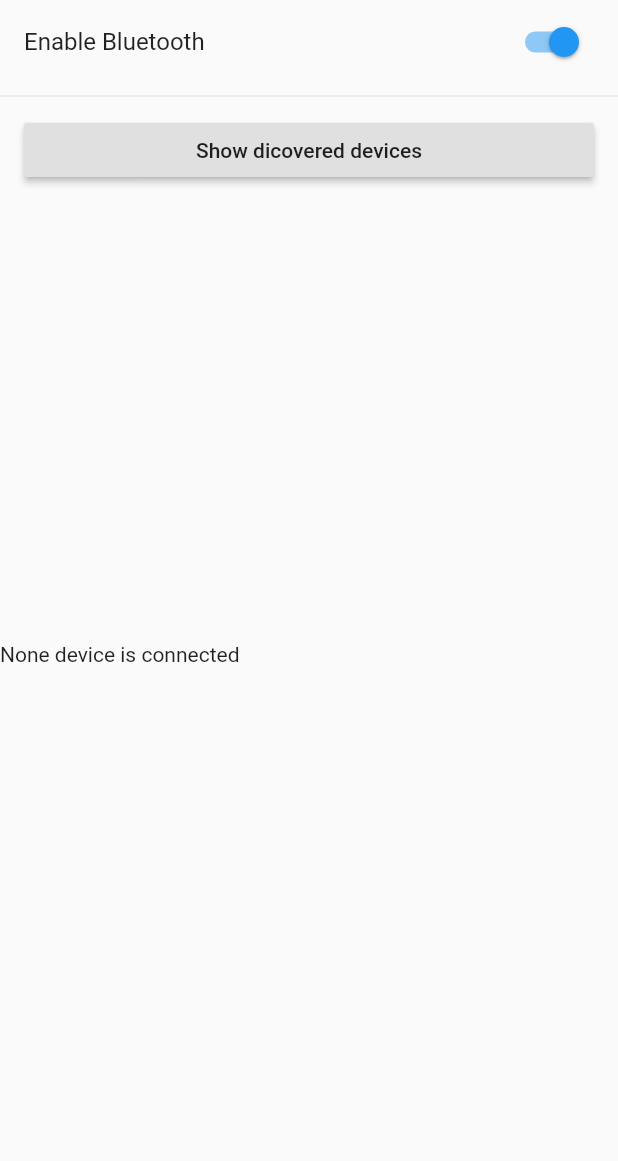
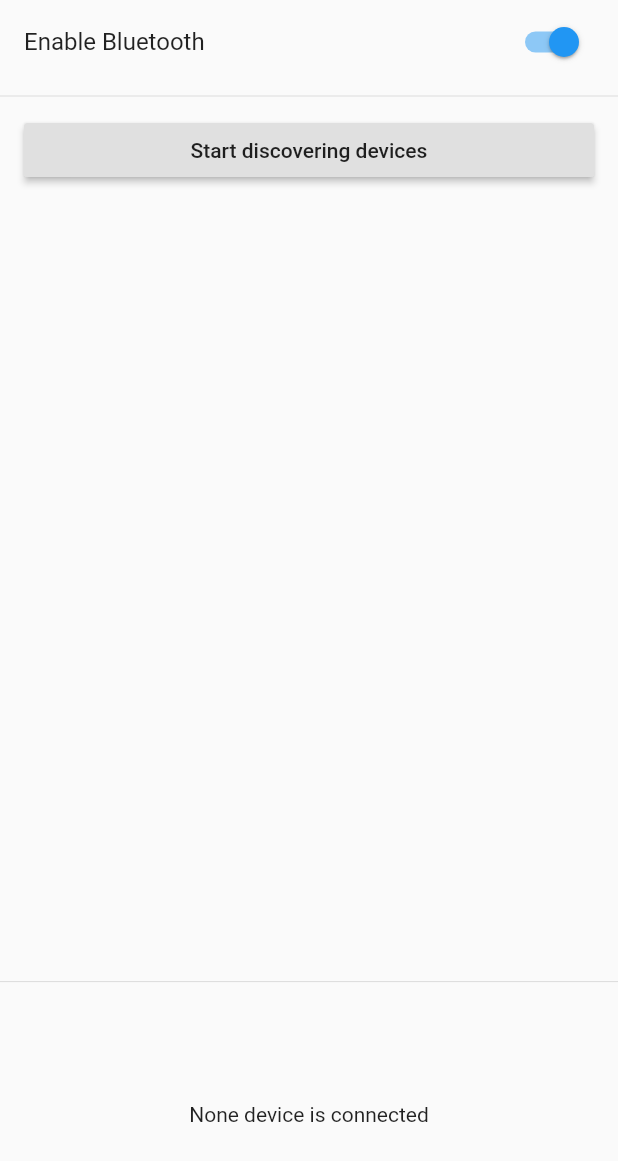
Before and after one commit to koralowiec/app-for-arduino-vehicle, a Flutter app: the screen it shows after launch, on a phone screen of 412 x 824 dp. Shown: the top 1161 px of the screen. Run offline on Flutter 3.47's test engine with Material 2 defaults, Android fonts, the phone set to English and light mode, and no system bars; our stand-ins replace bloc, equatable, flutter_bloc, flutter_bluetooth_serial.

Commit message:
Some UI changes in main screen, also some logic added in bloc

```diff
--- a/lib/bloc/connected_device_bloc.dart
+++ b/lib/bloc/connected_device_bloc.dart
@@ -27,6 +27,9 @@ class ConnectedDeviceBloc
         bluetoothConnection: bluetoothConnection,
         device: event.device,
       );
+    } else if (event is DisconnectWithDevice) {
+      event.connection.finish();
+      yield Disconnected();
     }
   }
 }
--- a/lib/bloc/connected_device_event.dart
+++ b/lib/bloc/connected_device_event.dart
@@ -12,3 +12,9 @@ class ConnectToDevice extends ConnectedDeviceEvent {
 
   ConnectToDevice({@required this.device}) : super([device]);
 }
+
+class DisconnectWithDevice extends ConnectedDeviceEvent {
+  final BluetoothConnection connection;
+
+  DisconnectWithDevice({this.connection}) : super([connection]);
+}
--- a/lib/bloc/connected_device_state.dart
+++ b/lib/bloc/connected_device_state.dart
@@ -21,3 +21,5 @@ class ConnectedToDevice extends ConnectedDeviceState {
 }
 
 class ErrorDuringConnecting extends ConnectedDeviceState {}
+
+class Disconnected extends ConnectedDeviceState {}
--- a/lib/constants/text.dart
+++ b/lib/constants/text.dart
@@ -1,2 +1,2 @@
-const showDiscovered = 'Show dicovered devices';
+const showDiscovered = 'Start discovering devices';
 const hideDiscovered = 'Hide dicovered devices';
--- a/lib/pages/main_page/main_page.dart
+++ b/lib/pages/main_page/main_page.dart
@@ -13,6 +13,7 @@ class MainPage extends StatefulWidget {
 class _MainPageState extends State<MainPage> {
   bool isBluetoothEnabled = false;
   bool areDiscoveredDevicesShown = false;
+  BluetoothConnection _connection;
 
   @override
   void initState() {
@@ -26,9 +27,30 @@ class _MainPageState extends State<MainPage> {
   }
 
   @override
+  void dispose() {
+    print('dispose()');
+    print('Connection: ${_connection.toString()}');
+    _connection.finish();
+    print('Is connected: ${_connection.isConnected}');
+    super.dispose();
+  }
+
+  @override
   Widget build(BuildContext context) {
     return Scaffold(
-        body: SafeArea(
+      body: BlocListener<ConnectedDeviceBloc, ConnectedDeviceState>(
+        listener: (context, state) {
+          if (state is ConnectedToDevice) {
+            setState(() {
+              _connection = state.bluetoothConnection;
+            });
+          }
+        },
+        child: SafeArea(
+          child: Column(
+            children: <Widget>[
+              Expanded(
+                flex: 4,
                 child: ListView(
                   children: <Widget>[
                     SwitchListTile(
@@ -41,20 +63,29 @@ class _MainPageState extends State<MainPage> {
                       visible: isBluetoothEnabled,
                       child: Discoverity(),
                     ),
-              BlocBuilder<ConnectedDeviceBloc, ConnectedDeviceState>(
+                  ],
+                ),
+              ),
+              Divider(),
+              Expanded(
+                flex: 1,
+                child: BlocBuilder<ConnectedDeviceBloc, ConnectedDeviceState>(
                   builder: (context, state) {
-                  if (state is InitialConnectedDeviceState) {
-                    return Container(
+                    if (state is InitialConnectedDeviceState ||
+                        state is Disconnected) {
+                      return Center(
                         child: Text('None device is connected'),
                       );
                     } else if (state is ConnectingToDevice) {
-                    return Container(
-                      child: Row(
+                      return Row(
+                        mainAxisAlignment: MainAxisAlignment.center,
                         children: <Widget>[
                           Text('Connecting to device...'),
+                          SizedBox(
+                            width: 10.0,
+                          ),
                           CircularProgressIndicator(),
                         ],
-                      ),
                       );
                     } else if (state is ConnectedToDevice) {
                       String deviceAddress = state.device.address;
@@ -63,7 +94,14 @@ class _MainPageState extends State<MainPage> {
                         child: Column(
                           children: <Widget>[
                             Text(
-                              'Connected to device: $deviceName address: $deviceAddress'),
+                              'Connected to device: $deviceName',
+                            ),
+                            Text(
+                              'Device address: $deviceAddress',
+                            ),
+                            SizedBox(
+                              height: 10.0,
+                            ),
                             RaisedButton(
                               child: Text('Drive the vehicle'),
                               onPressed: () {
@@ -89,7 +127,9 @@ class _MainPageState extends State<MainPage> {
                     );
                   },
                 ),
+              ),
             ],
+          ),
         ),
       ),
     );
--- a/lib/pages/main_page/widgets/discoverity.dart
+++ b/lib/pages/main_page/widgets/discoverity.dart
@@ -1,6 +1,8 @@
+import 'package:app_for_arudino_vehicle/bloc/bloc.dart';
 import 'package:app_for_arudino_vehicle/constants/text.dart';
 import 'package:app_for_arudino_vehicle/pages/main_page/widgets/device_item.dart';
 import 'package:flutter/material.dart';
+import 'package:flutter_bloc/flutter_bloc.dart';
 import 'package:flutter_bluetooth_serial/flutter_bluetooth_serial.dart';
 
 class Discoverity extends StatefulWidget {
@@ -13,19 +15,55 @@ class _DiscoverityState extends State<Discoverity> {
   bool isDiscovering = false;
   List<BluetoothDiscoveryResult> discoveryResults =
       List<BluetoothDiscoveryResult>();
+  String connectedDeviceAddress = '';
+  BluetoothConnection connection;
+  bool isConnecting = false;
 
   _discoverDevices() async {
-    List<BluetoothDiscoveryResult> resultsFromStream =
-        await FlutterBluetoothSerial.instance.startDiscovery().toList();
     setState(() {
-      discoveryResults = resultsFromStream;
+      discoveryResults.clear();
+    });
+
+    FlutterBluetoothSerial.instance.startDiscovery().listen((data) {
+      discoveryResults.add(data);
+      setState(() {});
+      print(discoveryResults.length.toString());
+    }, onDone: () {
+      setState(() {
         isDiscovering = false;
+      });
+    });
+  }
+
+  disconnectWithDevice() {
+    if (connection != null) {
+      BlocProvider.of<ConnectedDeviceBloc>(context).dispatch(
+        DisconnectWithDevice(connection: connection),
+      );
+    }
+    setState(() {
+      connectedDeviceAddress = '';
     });
   }
 
   @override
   Widget build(BuildContext context) {
-    return Column(
+    return BlocListener<ConnectedDeviceBloc, ConnectedDeviceState>(
+      listener: (context, state) {
+        if (state is ConnectedToDevice) {
+          setState(() {
+            connectedDeviceAddress = state.device.address;
+            connection = state.bluetoothConnection;
+            isConnecting = false;
+          });
+          print('Connected to $connectedDeviceAddress');
+        } else if (state is ConnectingToDevice) {
+          setState(() {
+            isConnecting = true;
+          });
+        }
+      },
+      child: Column(
         children: <Widget>[
           ListTile(
             title: RaisedButton(
@@ -42,26 +80,31 @@ class _DiscoverityState extends State<Discoverity> {
               },
             ),
           ),
-        Visibility(
-          visible: !isDiscovering,
-          child: Container(
-            height: 300.0,
+          Container(
+            height: 250.0,
             child: ListView.builder(
               itemCount: discoveryResults.length,
               itemBuilder: (BuildContext context, int index) {
                 BluetoothDiscoveryResult foundDevice = discoveryResults[index];
                 return DeviceItem(
                   bluetoothDevice: foundDevice.device,
+                  isConnected:
+                      foundDevice.device.address == connectedDeviceAddress,
+                  onDisconnect: disconnectWithDevice,
+                  shouldBePressingConnectBlocked: isConnecting,
                 );
               },
             ),
           ),
-        ),
           Visibility(
             visible: isDiscovering,
+            child: Container(
+              margin: EdgeInsets.all(16.0),
               child: CircularProgressIndicator(),
-        )
+            ),
+          ),
         ],
+      ),
     );
   }
 }
```
Also changed, not shown: lib/pages/main_page/widgets/device_item.dart (+26 -6 lines). Lines whose indentation alone changed are shown as unchanged.
